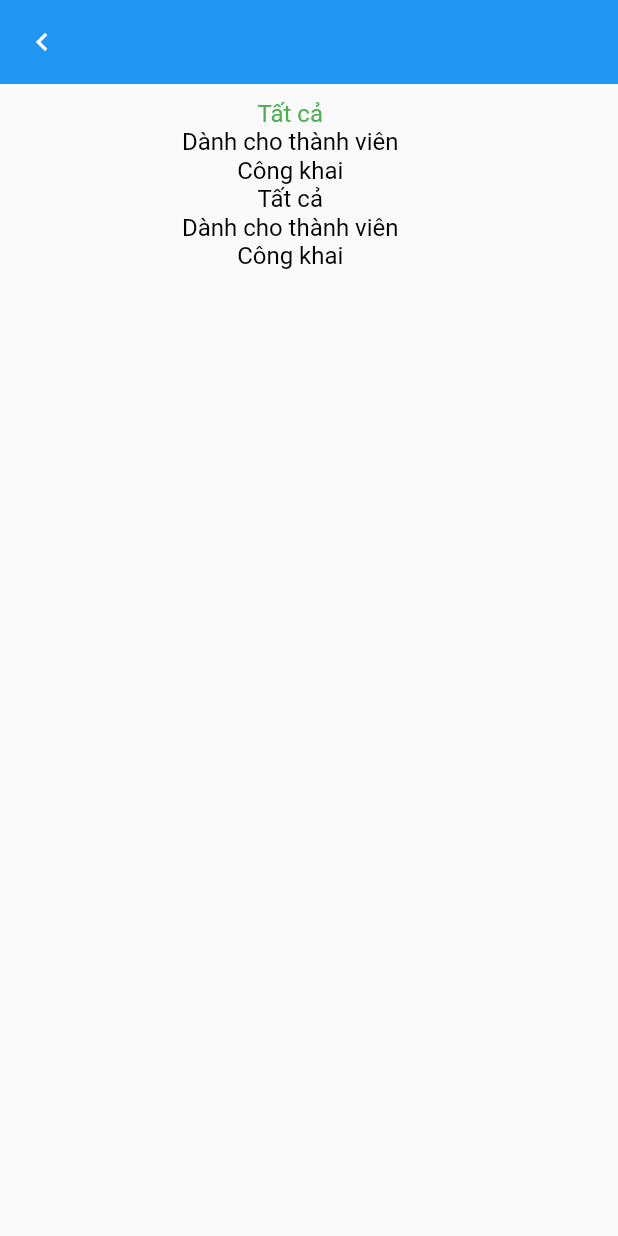
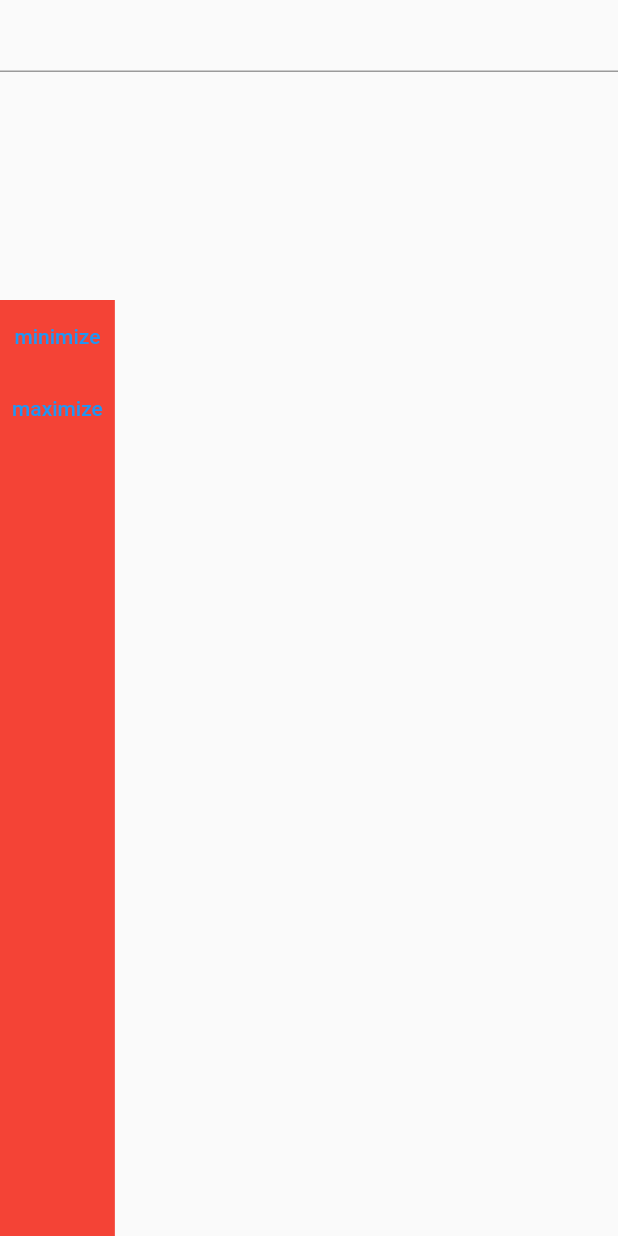
Before and after one commit to ntdvn/lhbase_v1, a Flutter app: the screen it shows after launch, after a tap on "/alpha", on a phone screen of 412 x 824 dp. Run offline on Flutter 3.47's test engine with Material 2 defaults, Android fonts, the phone set to English and light mode, and no system bars; drawn by our look-alikes of keyboard_dismisser; our stand-ins replace cached_network_image, connectivity, dio, focus_detector, get, google_fonts and 5 more; missing offline and left inert: dart:ffi, photo_manager.

Commit message:
add lhexpanable

```diff
--- a/example/lib/ui/pages/alpha/alpha_page.dart
+++ b/example/lib/ui/pages/alpha/alpha_page.dart
@@ -152,41 +152,39 @@ class _AlphaPageState extends State<AlphaPage> {
     'Dành cho thành viên',
     'Công khai'
   ];
+  LhExpanableController _lhExpanableController =
+      LhExpanableController(minimizeHeight: 300, maximizeHeight: 700);
 
   @override
   Widget build(BuildContext context) {
     return LhBasePage(
         statusBarBrightness: Brightness.dark,
-        appBarTop: LhAppBar.top(),
-        child: Container(
-          padding: EdgeInsets.all(10.0),
+        // appBarTop: LhAppBar.top(),
+        child: Stack(
+          children: [
+            TextField(),
+            Container(
+              margin: EdgeInsets.only(top: 200),
+              color: Colors.red,
               child: Column(
                 children: [
-              LhRadiosWidget<String>(
-                initialIndex: 0,
-                items: customerSupport,
-                // scrollDirection: Axis.horizontal,
-                containerBuilder: () {
-                  return Column();
+                  TextButton(
+                      onPressed: () {
+                        _lhExpanableController.minimize();
                       },
-                radioBuilder: (p0, p1, p2) {
-                  return Container(
-                      margin: EdgeInsets.only(right: 25),
-                      child: Text(
-                        '${p1}',
-                        style: LhStyle.DEFAULT_16.copyWith(
-                            color: p0 == _currentCustomer
-                                ? Colors.green
-                                : Colors.black,
-                            fontWeight: FontWeight.w400),
-                      ));
+                      child: Text('minimize')),
+                       TextButton(
+                      onPressed: () {
+                        _lhExpanableController.maximize();
                       },
-                onSelectedChanged: (p0, p1) {
-                  _currentCustomer = p0;
-                },
+                      child: Text('maximize')),
+                ],
+              ),
+            ),
+            LhExpanableView(
+              controller: _lhExpanableController,
             )
           ],
-          ),
         ));
   }
 
--- /dev/null
+++ b/lib/global/models/lh_expanable_controller.dart
@@ -0,0 +1,155 @@
+import 'dart:async';
+
+import 'package:flutter/foundation.dart';
+import 'package:flutter/material.dart';
+import 'package:lhbase_v1/lhbase.dart';
+
+enum LhExpanableState {
+  SCROLLING,
+  MINIMIZE,
+  MAXIMIZE,
+  CLOSED,
+}
+
+class LhExpanableValue {
+  final LhExpanableState state;
+  final double height;
+
+  LhExpanableValue({required this.state, required this.height});
+
+  static final CLOSED =
+      LhExpanableValue(height: 0, state: LhExpanableState.CLOSED);
+  @override
+  String toString() {
+    return 'LhExpanableState: state: $state, height: $height';
+  }
+}
+
+class LhExpanableController extends ChangeNotifier {
+  final double minimizeHeight;
+  final double? maximizeHeight;
+
+  LhExpanableValue value = LhExpanableValue.CLOSED;
+  LhExpanableValue targetValue = LhExpanableValue.CLOSED;
+
+  double height = 0;
+
+  static const double closedHeight = 0;
+
+  late LhExpanableValue valueMinimize, valueMaximize;
+
+  LhExpanableController({required this.minimizeHeight, this.maximizeHeight}) {
+    valueMinimize = LhExpanableValue(
+      state: LhExpanableState.MINIMIZE,
+      height: minimizeHeight,
+    );
+
+    if(maximizeHeight!=null) {
+      valueMaximize = LhExpanableValue(
+        state: LhExpanableState.MAXIMIZE,
+        height: maximizeHeight!,
+      );
+    }
+
+
+
+    this.addListener(() {
+      // print('height $height targetHeight ${targetValue.height}');
+      if (height <= closedHeight)
+        value = LhExpanableValue.CLOSED;
+      else if (height >= minimizeHeight &&
+          maximizeHeight != null &&
+          height < maximizeHeight!) {
+        value = LhExpanableValue(
+          state: LhExpanableState.MINIMIZE,
+          height: minimizeHeight,
+        );
+        print('LhExpanableState.MINIMIZE');
+      } else if (maximizeHeight != null && height >= maximizeHeight!) {
+        value = LhExpanableValue(
+          state: LhExpanableState.MAXIMIZE,
+          height: maximizeHeight!,
+        );
+        print('LhExpanableState.MAXIMIZE');
+      } else {
+        value = LhExpanableValue(
+          state: LhExpanableState.SCROLLING,
+          height: height,
+        );
+        print('LhExpanableState.SCROLLING');
+      }
+    });
+  }
+
+  bool get isShow => value.state != LhExpanableState.CLOSED;
+
+  static final screenWidth =
+      MediaQueryData.fromWindow(WidgetsBinding.instance!.window).size.width;
+  static final screenHeight =
+      MediaQueryData.fromWindow(WidgetsBinding.instance!.window).size.height;
+
+  void delta(double delta) {
+    // if (maximizeHeight == null && delta > 0) {
+    //   return;
+    // } else if (maximizeHeight != null) {
+    //   if (currentHeight + delta > maximizeHeight!) {
+    //     currentHeight = maximizeHeight!;
+    //     return;
+    //   }
+    // }
+    if (height < screenHeight - delta)
+      height += delta;
+    else
+      height = screenHeight;
+    notifyListeners();
+  }
+
+  Timer? _timer;
+
+  void animatedToTarget(LhExpanableValue tValue) {
+    targetValue = tValue;
+    var mValue = 0;
+
+    if (targetValue.height > value.height) {
+      mValue = 1;
+    } else {
+      mValue = -1;
+    }
+
+    double stepValue = (3 * mValue).toDouble();
+    const oneSec = const Duration(milliseconds: 1);
+    // print('minimizeHeight ${minimizeHeight}');
+    // print('expandHeight ${expandHeight}');
+    _timer = new Timer.periodic(
+      oneSec,
+      (Timer timer) {
+        delta(stepValue);
+        if (targetValue.state == value.state) {
+          timer.cancel();
+          notifyListeners();
+        }
+      },
+    );
+    _timer = null;
+  }
+
+  void minimize() {
+    animatedToTarget(LhExpanableValue(
+        height: minimizeHeight, state: LhExpanableState.MINIMIZE));
+  }
+
+  void maximize() {
+    animatedToTarget(LhExpanableValue(
+        height: maximizeHeight!, state: LhExpanableState.MAXIMIZE));
+  }
+
+  void closed() {
+    animatedToTarget(LhExpanableValue.CLOSED);
+  }
+
+  @override
+  void dispose() {
+    if (_timer != null) _timer!.cancel();
+    super.dispose();
+  }
+}
--- a/lib/global/models/models.dart
+++ b/lib/global/models/models.dart
@@ -2,3 +2,4 @@ export 'lh_input_builder.dart';
 export 'lh_sliding_sheet_controller.dart';
 export 'interfaces/interfaces.dart';
 export 'lhapp_configuration.dart';
+export 'lh_expanable_controller.dart';
--- /dev/null
+++ b/lib/ui/widgets/lh_expandable_view.dart
@@ -0,0 +1,96 @@
+import 'package:flutter/material.dart';
+import 'package:get/get.dart';
+import 'package:lhbase_v1/lhbase.dart';
+
+class LhExpanableView extends StatefulWidget {
+  // final Listenable controller;
+  final LhExpanableController controller;
+  const LhExpanableView({Key? key, required this.controller}) : super(key: key);
+
+  @override
+  _LhExpanableViewState createState() => _LhExpanableViewState();
+}
+
+class _LhExpanableViewState extends State<LhExpanableView> {
+  @override
+  void initState() {
+    super.initState();
+  }
+
+  @override
+  Widget build(BuildContext context) {
+    return AnimatedBuilder(
+      animation: widget.controller,
+      builder: (context, child) {
+        if (widget.controller.isShow) {
+          return Container(
+              width: double.infinity,
+              color: Colors.transparent,
+              child: SingleChildScrollView(
+                physics: NeverScrollableScrollPhysics(),
+                child: Column(
+                  children: [_buildBackdrop(), _buildExpanableView()],
+                ),
+              ));
+        } else {
+          return SizedBox.shrink();
+        }
+      },
+    );
+  }
+
+  Widget _buildBackdrop() {
+    return GestureDetector(
+      onTap: () {
+        widget.controller.closed();
+      },
+      child: Container(
+        // duration: Duration(microseconds: 1),
+        width: LhExpanableController.screenWidth,
+        height:
+            LhExpanableController.screenHeight - widget.controller.height >= 0
+                ? LhExpanableController.screenHeight - widget.controller.height
+                : 0,
+        // height: widget.controller.currentHeight,
+        color: Colors.black.withOpacity(0.8),
+      ),
+    );
+  }
+
+  Widget _buildExpanableView() {
+    return Container(
+      width: MediaQuery.of(context).size.width,
+      height: MediaQuery.of(context).size.height,
+      color: Colors.white,
+      child: Column(
+        children: [
+          AnimatedBuilder(
+            animation: widget.controller,
+            builder: (context, child) {
+              return GestureDetector(
+                  onVerticalDragUpdate: (details) {
+                    widget.controller.delta(-details.delta.dy);
+                  },
+                  onVerticalDragEnd: (details) {
+                    // widget.controller.onChangedEnd();
+                  },
+                  child: Container(
+                    color: Colors.white,
+                    height: widget.controller.height,
+                    child: GestureDetector(
+                      onTap: () {
+                        widget.controller.closed();
+                      },
+                      child: Text(
+                        'width: 100, height: 300, color: Colors.green',
+                        style: TextStyle(fontSize: 30),
+                      ),
+                    ),
+                  ));
+            },
+          )
+        ],
+      ),
+    );
+  }
+}
--- a/lib/ui/widgets/widgets.dart
+++ b/lib/ui/widgets/widgets.dart
@@ -13,3 +13,5 @@ export 'lh_sliding_panel.dart';
 export 'lh_radios_widget.dart';
 export 'lh_avatar.dart';
 export 'lh_video_player.dart';
+export 'lh_inkwell.dart';
+export 'lh_expandable_view.dart';
```
Also changed, not shown: lib/ui/widgets/lh_inkwell.dart (added, +42 -0 lines), lib/ui/widgets/lh_radios_widget.dart (+4 -5 lines), lib/global/models/lh_sliding_sheet_controller.dart (line endings or trailing spaces). Lines whose indentation alone changed are shown as unchanged.
